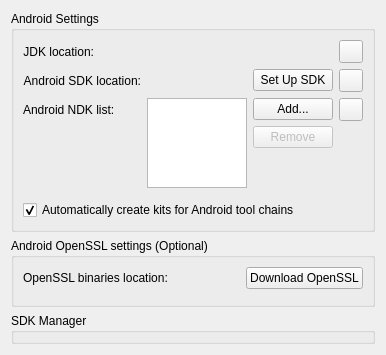
Above: src/plugins/android/androidsettingswidget.ui from qt-creator/qt-creator before the change. Below: the same form after it.
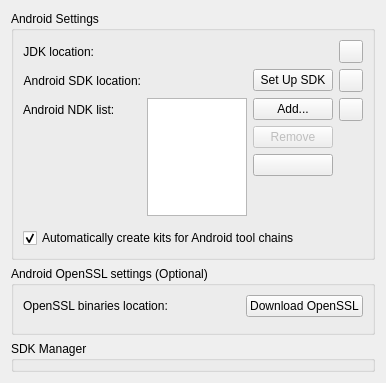
That is the form after the change. Custom widgets are drawn as their Qt base class.

Diff of the .ui file:
```diff
--- a/src/plugins/android/androidsettingswidget.ui
+++ b/src/plugins/android/androidsettingswidget.ui
@@ -62,6 +62,13 @@
           </property>
          </widget>
         </item>
+        <item>
+         <widget class="QPushButton" name="makeDefaultNdkButton">
+          <property name="toolTip">
+           <string>Force a specific NDK installation to be used by all Android kits.&lt;br/&gt;Note that the forced NDK might not be compatible with all Qt registered versions.</string>
+          </property>
+         </widget>
+        </item>
         <item>
          <spacer name="ndkListControlsSpacer">
           <property name="orientation">
```
